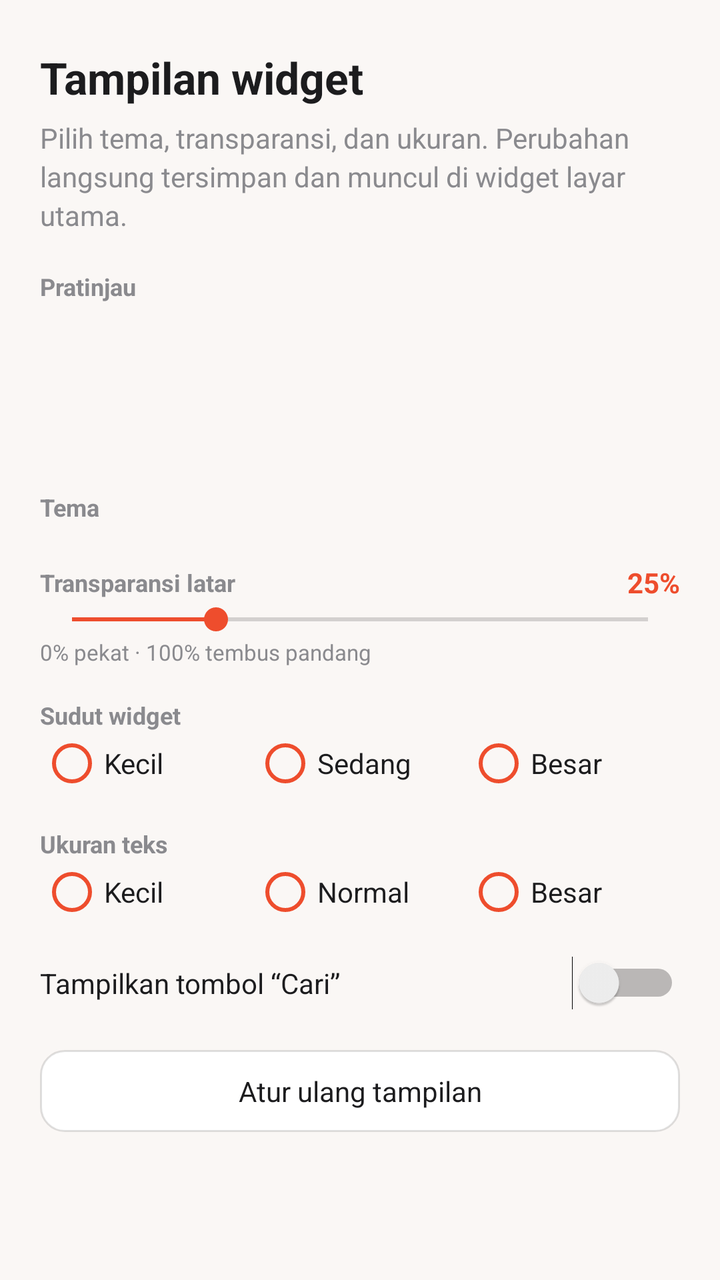
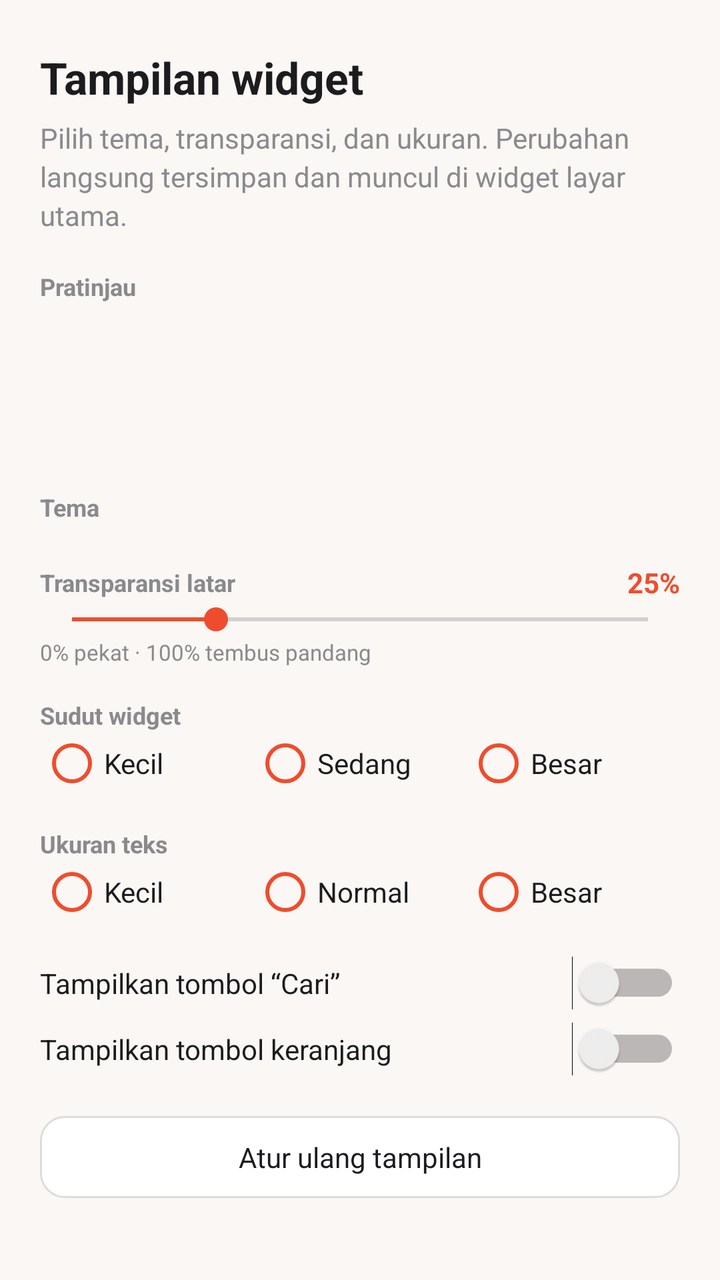

Screens rendered from an Android XML layout before and after an edit, with the pre-edit source and the edit as a unified diff.
<!-- AndroidManifest.xml: application theme Theme.CariCepat -->
<!-- res/layout/activity_widget_style.xml -->
<?xml version="1.0" encoding="utf-8"?>
<ScrollView xmlns:android="http://schemas.android.com/apk/res/android"
    android:layout_width="match_parent"
    android:layout_height="match_parent"
    android:background="@color/bg"
    android:fillViewport="true"
    android:fitsSystemWindows="true">

    <LinearLayout
        android:layout_width="match_parent"
        android:layout_height="wrap_content"
        android:orientation="vertical"
        android:paddingStart="20dp"
        android:paddingTop="24dp"
        android:paddingEnd="20dp"
        android:paddingBottom="28dp">

        <TextView
            android:layout_width="match_parent"
            android:layout_height="wrap_content"
            android:text="@string/widget_style_title"
            android:textColor="@color/text_primary"
            android:textSize="22sp"
            android:textStyle="bold" />

        <TextView
            style="@style/CardBody"
            android:layout_width="match_parent"
            android:layout_height="wrap_content"
            android:layout_marginTop="6dp"
            android:text="@string/widget_style_desc" />

        <TextView
            android:layout_width="match_parent"
            android:layout_height="wrap_content"
            android:layout_marginTop="18dp"
            android:text="@string/widget_style_preview"
            android:textColor="@color/text_muted"
            android:textSize="12sp"
            android:textStyle="bold" />

        <FrameLayout
            android:id="@+id/previewBox"
            android:layout_width="match_parent"
            android:layout_height="66dp"
            android:layout_marginTop="8dp" />

        <TextView
            android:layout_width="match_parent"
            android:layout_height="wrap_content"
            android:layout_marginTop="20dp"
            android:text="@string/theme_label"
            android:textColor="@color/text_muted"
            android:textSize="12sp"
            android:textStyle="bold" />

        <LinearLayout
            android:id="@+id/themePreviewList"
            android:layout_width="match_parent"
            android:layout_height="wrap_content"
            android:layout_marginTop="4dp"
            android:orientation="vertical" />

        <LinearLayout
            android:layout_width="match_parent"
            android:layout_height="wrap_content"
            android:layout_marginTop="16dp"
            android:gravity="center_vertical"
            android:orientation="horizontal">

            <TextView
                android:layout_width="0dp"
                android:layout_height="wrap_content"
                android:layout_weight="1"
                android:text="@string/transparency_label"
                android:textColor="@color/text_muted"
                android:textSize="12sp"
                android:textStyle="bold" />

            <TextView
                android:id="@+id/transparencyValue"
                android:layout_width="wrap_content"
                android:layout_height="wrap_content"
                android:text="@string/transparency_default"
                android:textColor="@color/brand"
                android:textSize="14sp"
                android:textStyle="bold" />
        </LinearLayout>

        <SeekBar
            android:id="@+id/transparencySeek"
            android:layout_width="match_parent"
            android:layout_height="wrap_content"
            android:max="100"
            android:progress="25"
            android:progressTint="@color/brand"
            android:thumbTint="@color/brand" />

        <TextView
            android:layout_width="match_parent"
            android:layout_height="wrap_content"
            android:text="@string/transparency_hint"
            android:textColor="@color/text_muted"
            android:textSize="11sp" />

        <TextView
            android:layout_width="match_parent"
            android:layout_height="wrap_content"
            android:layout_marginTop="16dp"
            android:text="@string/corner_label"
            android:textColor="@color/text_muted"
            android:textSize="12sp"
            android:textStyle="bold" />

        <RadioGroup
            android:id="@+id/cornerGroup"
            android:layout_width="match_parent"
            android:layout_height="wrap_content"
            android:orientation="horizontal">

            <RadioButton
                android:id="@+id/cornerSmall"
                android:layout_width="0dp"
                android:layout_height="wrap_content"
                android:layout_weight="1"
                android:buttonTint="@color/brand"
                android:text="@string/corner_small"
                android:textColor="@color/text_primary"
                android:textSize="14sp" />

            <RadioButton
                android:id="@+id/cornerMedium"
                android:layout_width="0dp"
                android:layout_height="wrap_content"
                android:layout_weight="1"
                android:buttonTint="@color/brand"
                android:text="@string/corner_medium"
                android:textColor="@color/text_primary"
                android:textSize="14sp" />

            <RadioButton
                android:id="@+id/cornerLarge"
                android:layout_width="0dp"
                android:layout_height="wrap_content"
                android:layout_weight="1"
                android:buttonTint="@color/brand"
                android:text="@string/corner_large"
                android:textColor="@color/text_primary"
                android:textSize="14sp" />
        </RadioGroup>

        <TextView
            android:layout_width="match_parent"
            android:layout_height="wrap_content"
            android:layout_marginTop="16dp"
            android:text="@string/text_size_label"
            android:textColor="@color/text_muted"
            android:textSize="12sp"
            android:textStyle="bold" />

        <RadioGroup
            android:id="@+id/textSizeGroup"
            android:layout_width="match_parent"
            android:layout_height="wrap_content"
            android:orientation="horizontal">

            <RadioButton
                android:id="@+id/sizeSmall"
                android:layout_width="0dp"
                android:layout_height="wrap_content"
                android:layout_weight="1"
                android:buttonTint="@color/brand"
                android:text="@string/size_small"
                android:textColor="@color/text_primary"
                android:textSize="14sp" />

            <RadioButton
                android:id="@+id/sizeNormal"
                android:layout_width="0dp"
                android:layout_height="wrap_content"
                android:layout_weight="1"
                android:buttonTint="@color/brand"
                android:text="@string/size_normal"
                android:textColor="@color/text_primary"
                android:textSize="14sp" />

            <RadioButton
                android:id="@+id/sizeLarge"
                android:layout_width="0dp"
                android:layout_height="wrap_content"
                android:layout_weight="1"
                android:buttonTint="@color/brand"
                android:text="@string/size_large"
                android:textColor="@color/text_primary"
                android:textSize="14sp" />
        </RadioGroup>

        <Switch
            android:id="@+id/ctaSwitch"
            android:layout_width="match_parent"
            android:layout_height="wrap_content"
            android:layout_marginTop="16dp"
            android:text="@string/show_cta"
            android:textColor="@color/text_primary"
            android:textSize="14sp" />

        <Button
            android:id="@+id/btnResetStyle"
            style="@style/GhostButton"
            android:layout_width="match_parent"
            android:layout_height="wrap_content"
            android:layout_marginTop="20dp"
            android:text="@string/widget_style_reset" />

    </LinearLayout>
</ScrollView>
<!-- resources referenced by this layout -->
<resources>
  <color name="bg">#FAF7F5</color>
  <color name="brand">#EE4D2D</color>
  <color name="text_muted">#8A8A8E</color>
  <color name="text_primary">#1C1C1E</color>
  <string name="corner_label">Sudut widget</string>
  <string name="corner_large">Besar</string>
  <string name="corner_medium">Sedang</string>
  <string name="corner_small">Kecil</string>
  <string name="show_cta">Tampilkan tombol “Cari”</string>
  <string name="size_large">Besar</string>
  <string name="size_normal">Normal</string>
  <string name="size_small">Kecil</string>
  <string name="text_size_label">Ukuran teks</string>
  <string name="theme_label">Tema</string>
  <string name="transparency_default">25%</string>
  <string name="transparency_hint" formatted="false">0% pekat · 100% tembus pandang</string>
  <string name="transparency_label">Transparansi latar</string>
  <string name="widget_style_desc">Pilih tema, transparansi, dan ukuran. Perubahan langsung tersimpan dan muncul di widget layar utama.</string>
  <string name="widget_style_preview">Pratinjau</string>
  <string name="widget_style_reset">Atur ulang tampilan</string>
  <string name="widget_style_title">Tampilan widget</string>
  <style name="CardBody">
          <item name="android:textSize">14sp</item>
          <item name="android:textColor">@color/text_muted</item>
          <item name="android:lineSpacingExtra">3dp</item>
      </style>
  <style name="GhostButton" parent="@android:style/Widget.Material.Button">
          <item name="android:background">@drawable/bg_button_ghost</item>
          <item name="android:textColor">@color/text_primary</item>
          <item name="android:textSize">14sp</item>
          <item name="android:textAllCaps">false</item>
          <item name="android:paddingTop">11dp</item>
          <item name="android:paddingBottom">11dp</item>
          <item name="android:stateListAnimator">@null</item>
          <item name="android:minHeight">0dp</item>
      </style>
  <style name="Theme.CariCepat" parent="@android:style/Theme.Material.Light.NoActionBar">
          <item name="android:colorAccent">@color/brand</item>
          <item name="android:colorPrimary">@color/brand</item>
          <item name="android:colorPrimaryDark">@color/brand_pressed</item>
          <item name="android:windowBackground">@color/bg</item>
          <item name="android:statusBarColor">@color/bg</item>
          <item name="android:navigationBarColor">@color/bg</item>
          <item name="android:windowLightStatusBar">true</item>
          <item name="android:fontFamily">sans-serif</item>
      </style>
  <!-- drawable bg_button_ghost (drawable) -->
  <?xml version="1.0" encoding="utf-8"?>
  <ripple xmlns:android="http://schemas.android.com/apk/res/android"
      android:color="#14000000">
      <item>
          <shape android:shape="rectangle">
              <solid android:color="@color/white" />
              <corners android:radius="12dp" />
              <stroke android:width="1dp" android:color="#1F000000" />
          </shape>
      </item>
  </ripple>
  <color name="brand_pressed">#D93F20</color>
  <color name="white">#FFFFFF</color>
</resources>

<!-- the commit's change to res/layout/activity_widget_style.xml (unified diff, before → after) -->
@@ -204,6 +204,15 @@
             android:textColor="@color/text_primary"
             android:textSize="14sp" />
 
+        <Switch
+            android:id="@+id/cartSwitch"
+            android:layout_width="match_parent"
+            android:layout_height="wrap_content"
+            android:layout_marginTop="6dp"
+            android:text="@string/show_cart"
+            android:textColor="@color/text_primary"
+            android:textSize="14sp" />
+
         <Button
             android:id="@+id/btnResetStyle"
             style="@style/GhostButton"
<!-- resource entries referenced after the edit -->
@@ -8,6 +8,7 @@
   <string name="corner_large">Besar</string>
   <string name="corner_medium">Sedang</string>
   <string name="corner_small">Kecil</string>
+  <string name="show_cart">Tampilkan tombol keranjang</string>
   <string name="show_cta">Tampilkan tombol “Cari”</string>
   <string name="size_large">Besar</string>
   <string name="size_normal">Normal</string>
